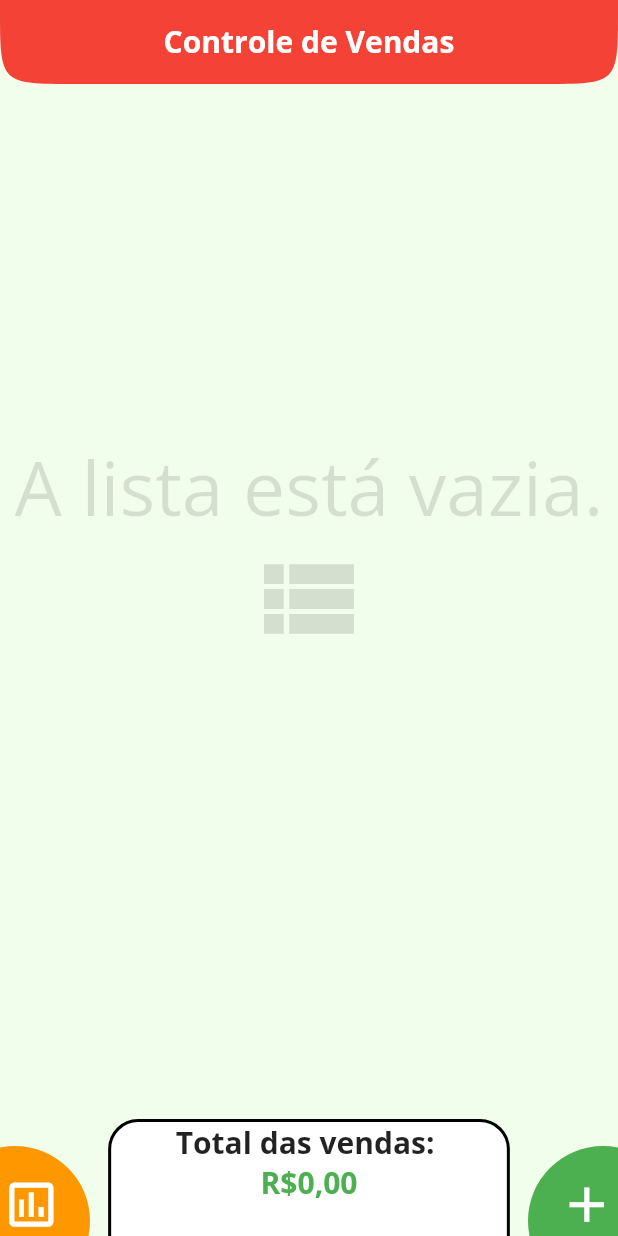
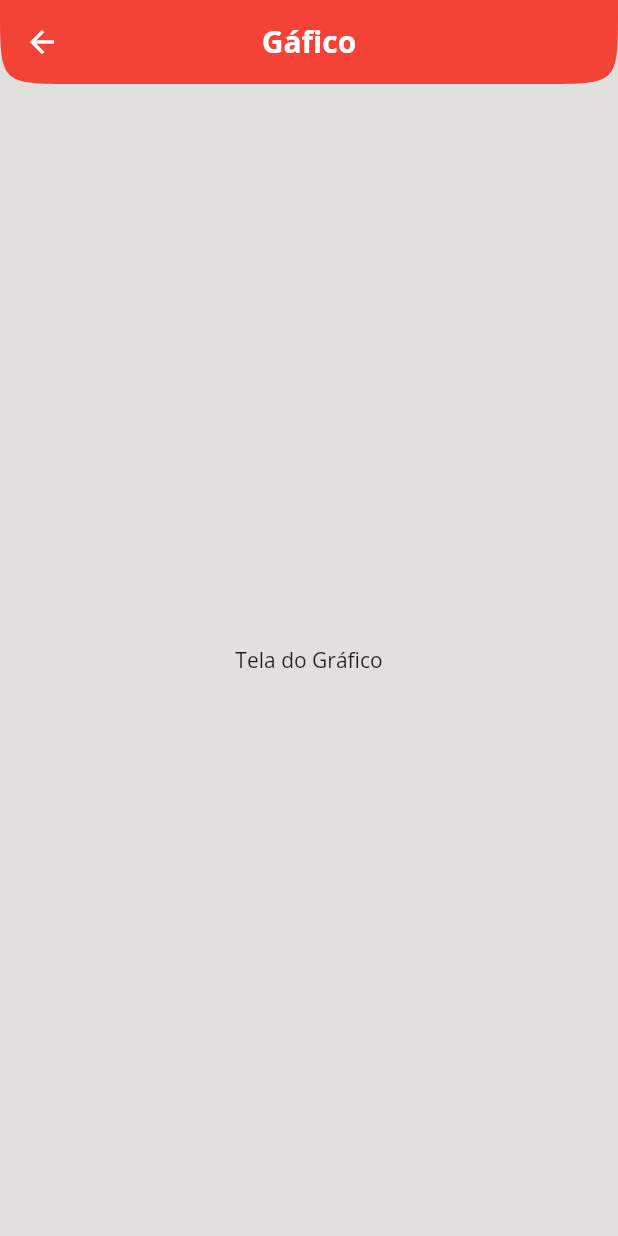
Before and after one commit to GuilhermeHHMS/ControleVendas, a Flutter app: the screen it shows after launch, after a tap on the "poll" icon, on a phone screen of 412 x 824 dp. Run offline on Flutter 3.47's test engine with Material 2 defaults, Android fonts, the phone set to English and light mode, and no system bars.

Commit message:
nova tela/ajustes nos botões

```diff
--- a/lib/components/transaction_list.dart
+++ b/lib/components/transaction_list.dart
@@ -62,11 +62,9 @@ class TransactionList extends StatelessWidget {
                       ),
                     ],
                     leading: SizedBox(
-                      //maxRadius: 25,
-                      //backgroundColor: Colors.white,
-                      child: FittedBox(
-                        child: Padding(
-                          padding: const EdgeInsets.only(top: 5),
+                      child: Padding(
+                        padding: const EdgeInsets.only(top: 5),
+                        child: FittedBox(
                           child: Text(
                             'R\$ ${tr.price.toStringAsFixed(2).replaceAll('.', ',')}',
                             style: TextStyle(
--- a/lib/main.dart
+++ b/lib/main.dart
@@ -1,5 +1,6 @@
 import 'dart:math';
 import 'package:controle_app/components/text_forms.dart';
+import 'package:controle_app/screens/graph_screen.dart';
 import 'package:flutter/material.dart';
 import './components/text_forms.dart';
 import 'components/transaction.dart';
@@ -15,6 +16,7 @@ class ControleApp extends StatelessWidget {
     return MaterialApp(
       debugShowCheckedModeBanner: false,
       theme: ThemeData(
+        canvasColor: const Color.fromRGBO(225, 224, 220, 1),
         colorScheme: ColorScheme.fromSwatch().copyWith(
           primary: Colors.red,
           secondary: Colors.green,
@@ -89,6 +91,16 @@ class _MyHomePageState extends State<MyHomePage> {
         });
   }
 
+  void _graphScreen(BuildContext context) {
+    Navigator.of(context).push(
+      MaterialPageRoute(
+        builder: (_) => const GraphScreen(
+          key: null,
+        ),
+      ),
+    );
+  }
+
   @override
   Widget build(BuildContext context) {
     double sum = _transactions.fold(0, (prev, tr) => prev + tr.price);
@@ -96,7 +108,7 @@ class _MyHomePageState extends State<MyHomePage> {
     double heightContainerBar = 120;
 
     return Scaffold(
-      backgroundColor: const Color.fromARGB(255, 242, 254, 236),
+      //backgroundColor: const Color.fromARGB(255, 242, 254, 236),
       key: scaffoldState,
       appBar: AppBar(
         centerTitle: true,
@@ -136,6 +148,9 @@ class _MyHomePageState extends State<MyHomePage> {
           Positioned(
             bottom: -40,
             left: -40,
+            child: InkWell(
+              borderRadius: BorderRadius.circular(50),
+              onTap: () => _graphScreen(context),
               child: Container(
                 alignment: Alignment.topRight,
                 decoration: BoxDecoration(
@@ -145,13 +160,10 @@ class _MyHomePageState extends State<MyHomePage> {
                 height: 100,
                 width: 100,
                 child: Padding(
-                padding: const EdgeInsets.all(15.2),
+                  padding: const EdgeInsets.all(25),
                   child: Transform.scale(
-                  scale: 1.7,
-                  child: IconButton(
-                    iconSize: 23,
-                    onPressed: () => {},
-                    icon: const Icon(
+                    scale: 1.3,
+                    child: const Icon(
                       Icons.poll_outlined,
                       color: Colors.white,
                     ),
@@ -163,6 +175,9 @@ class _MyHomePageState extends State<MyHomePage> {
           Positioned(
             bottom: -40,
             right: -40,
+            child: InkWell(
+              borderRadius: BorderRadius.circular(50),
+              onTap: () => _modalTextForm(context),
               child: Container(
                 alignment: Alignment.topLeft,
                 decoration: BoxDecoration(
@@ -172,13 +187,10 @@ class _MyHomePageState extends State<MyHomePage> {
                 height: 100,
                 width: 100,
                 child: Padding(
-                padding: const EdgeInsets.all(15.2),
+                  padding: const EdgeInsets.all(25),
                   child: Transform.scale(
-                  scale: 1.7,
-                  child: IconButton(
-                    iconSize: 23,
-                    onPressed: () => _modalTextForm(context),
-                    icon: const Icon(
+                    scale: 1.3,
+                    child: const Icon(
                       Icons.add,
                       color: Colors.white,
                     ),
--- /dev/null
+++ b/lib/screens/graph_screen.dart
@@ -0,0 +1,29 @@
+import 'package:flutter/material.dart';
+
+class GraphScreen extends StatelessWidget {
+  const GraphScreen({super.key});
+
+  @override
+  Widget build(BuildContext context) {
+    return Scaffold(
+      appBar: AppBar(
+        centerTitle: true,
+        backgroundColor: Theme.of(context).colorScheme.primary,
+        elevation: 0,
+        shape: const ContinuousRectangleBorder(
+          borderRadius: BorderRadius.only(
+            bottomLeft: Radius.circular(50),
+            bottomRight: Radius.circular(50),
+          ),
+        ),
+        title: const Text(
+          'Gáfico',
+          style: TextStyle(fontWeight: FontWeight.bold),
+        ),
+      ),
+      body: const Center(
+        child: Text('Tela do Gráfico'),
+      ),
+    );
+  }
+}
```
Lines whose indentation alone changed are shown as unchanged.
